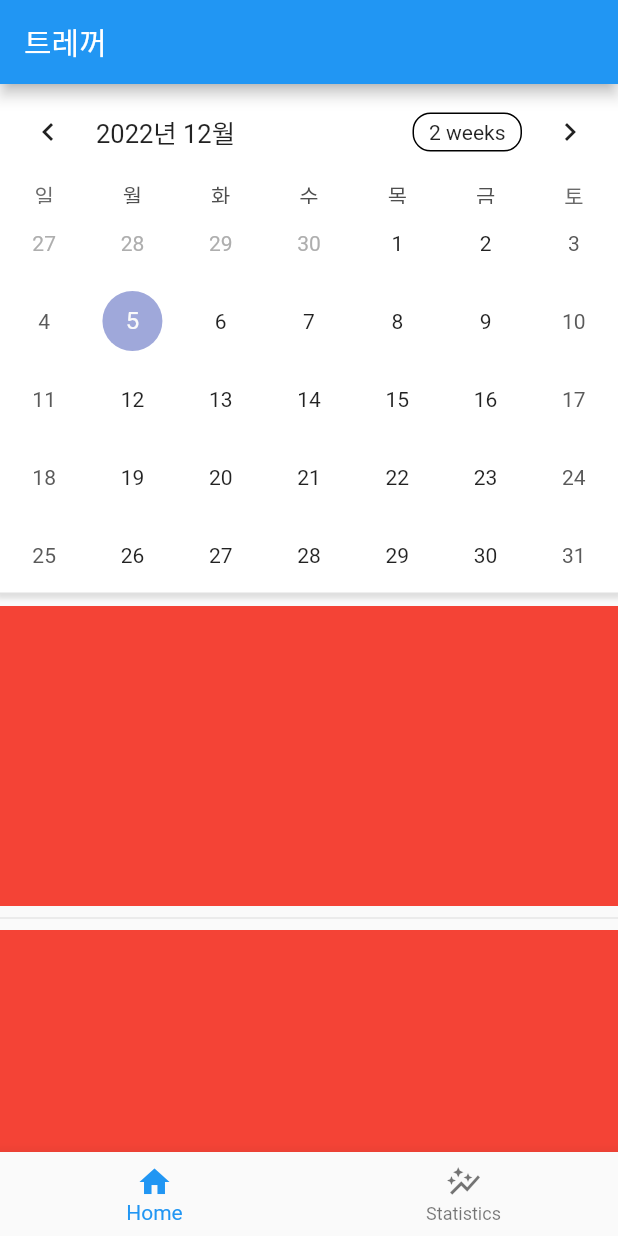
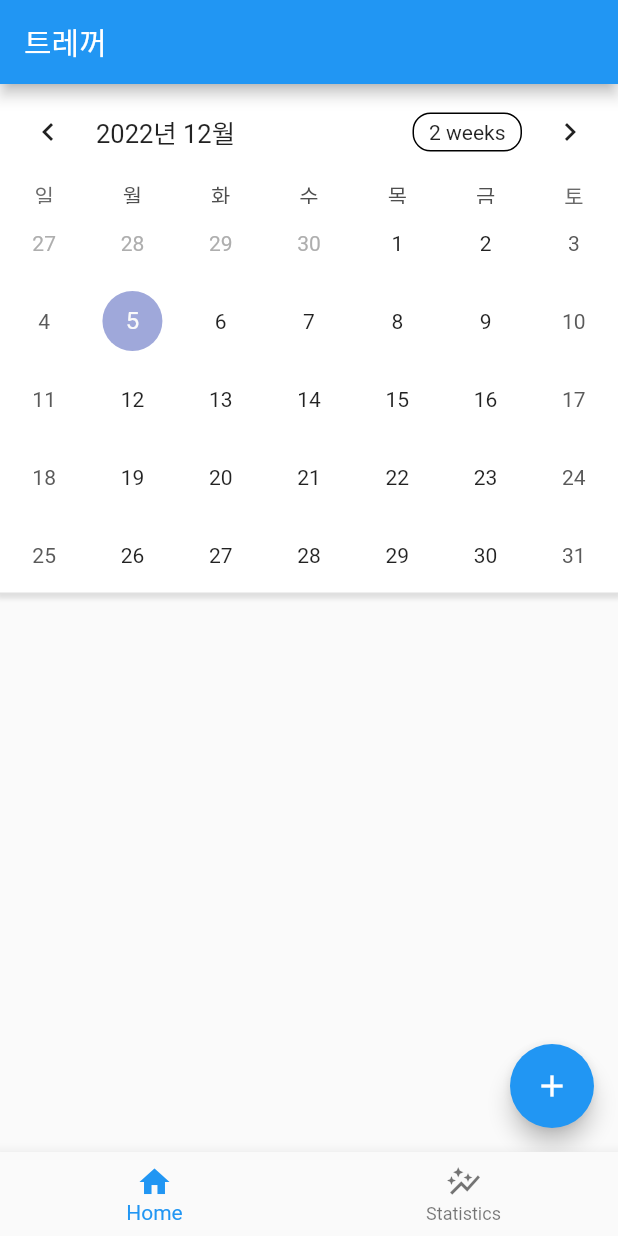
Before and after one commit to vagabondms/time_track, a Flutter app: the screen it shows after launch, on a phone screen of 412 x 824 dp. Run offline on Flutter 3.47's test engine with Material 2 defaults, Android fonts, the phone set to English and light mode, and no system bars; drawn by our look-alikes of table_calendar.

Commit message:
새 작업 생성 모달 생성

```diff
--- a/lib/screens/home_screen.dart
+++ b/lib/screens/home_screen.dart
@@ -1,7 +1,6 @@
 import 'package:flutter/material.dart';
 import 'package:table_calendar/table_calendar.dart';
-
-import '../widgets/custom_dismissible/custom_dismissible.dart';
+import 'package:time_tracking/screens/new_task_screen.dart';
 
 class HomeScreen extends StatefulWidget {
   const HomeScreen({Key? key}) : super(key: key);
@@ -22,8 +21,16 @@ class _HomeScreenState extends State<HomeScreen> {
   @override
   Widget build(BuildContext context) {
     return Scaffold(
-      body: Container(
-        child: Column(
+      floatingActionButton: FloatingActionButton(
+        onPressed: () {
+          showModalBottomSheet(
+            context: context,
+            builder: (context) => const NewTaskScreen(),
+          );
+        },
+        child: const Icon(Icons.add),
+      ),
+      body: Column(
         crossAxisAlignment: CrossAxisAlignment.stretch,
         children: [
           Container(
@@ -57,83 +64,10 @@ class _HomeScreenState extends State<HomeScreen> {
               padding: const EdgeInsets.symmetric(
                 vertical: 8,
               ),
-                child: Column(
-                  crossAxisAlignment: CrossAxisAlignment.stretch,
-                  children: [
-                    CustomDismissible(
-                      startPane: const ActionPane(
-                        children: [
-                          ActionPaneItem(
-                            child: Text('1'),
-                          ),
-                          ActionPaneItem(
-                            child: Text('2'),
-                          ),
-                        ],
-                      ),
-                      endPane: const ActionPane(
-                        children: [
-                          ActionPaneItem(
-                            child: Text('1'),
-                          ),
-                          ActionPaneItem(
-                            child: Text('2'),
-                          ),
-                        ],
-                      ),
-                      child: Container(
-                        height: 200,
-                        decoration: const BoxDecoration(
-                          color: Colors.red,
-                        ),
-                      ),
-                    ),
-                    const Divider(),
-                    Dismissible(
-                      key: UniqueKey(),
-                      background: Container(
-                        height: 200,
-                        decoration: const BoxDecoration(
-                          color: Colors.black,
-                        ),
-                      ),
-                      child: Container(
-                        height: 200,
-                        decoration: const BoxDecoration(
-                          color: Colors.red,
-                        ),
-                      ),
-                    ),
-                    Text('hi'),
-                    Text('hi'),
-                    Text('hi'),
-                    Text('hi'),
-                    Text('hi'),
-                    Text('hi'),
-                    Text('hi'),
-                    Text('hi'),
-                    Text('hi'),
-                    Text('hi'),
-                    Text('hi'),
-                    Text('hi'),
-                    Text('hi'),
-                    Text('hi'),
-                    Text('hi'),
-                    Text('hi'),
-                    Text('hi'),
-                    Text('hi'),
-                    Text('hi'),
-                    Text('hi'),
-                    Text('hi'),
-                    Text('hi'),
-                    Text('hi'),
-                  ],
-                ),
             ),
           )),
         ],
       ),
-      ),
     );
   }
 }
--- /dev/null
+++ b/lib/screens/new_task_screen.dart
@@ -0,0 +1,73 @@
+import 'package:flutter/material.dart';
+
+//** 필요정보
+// 1. task 명
+// 2. 반복 선택
+// 3. 기본 시간
+
+// db에 데이터를 저장해두고 완료한 것만 db에 완료 상태로 저장
+
+enum Repeat {
+  daily, // 0
+  weekly, // 1
+  weekends, // 2
+  weekdays, // 3
+  monthly, // 4
+}
+
+enum Day {
+  mon, // 0
+  tue, // 1
+  wed, // 2
+  thu, // 3
+  fri, // 4
+  sat, // 5
+  sun, // 6
+}
+
+class NewTaskScreen extends StatelessWidget {
+  const NewTaskScreen({Key? key}) : super(key: key);
+
+  @override
+  Widget build(BuildContext context) {
+    return SafeArea(
+      child: Padding(
+        padding: EdgeInsets.all(
+          30,
+        ),
+        child: Container(
+          child: Form(
+            child: Column(
+              children: [
+                TextFormField(),
+                DropdownButtonFormField(
+                    items: [
+                      DropdownMenuItem(
+                        value: 1,
+                        child: Text('hi'),
+                      ),
+                      DropdownMenuItem(
+                        value: 2,
+                        child: Text('hi'),
+                      ),
+                      DropdownMenuItem(
+                        value: 3,
+                        child: Text('hi'),
+                      ),
+                      DropdownMenuItem(
+                        value: 4,
+                        child: Text('hi'),
+                      ),
+                    ],
+                    onChanged: (value) {
+                      print(value);
+                    }),
+                TextFormField(),
+              ],
+            ),
+          ),
+        ),
+      ),
+    );
+  }
+}
--- a/lib/widgets/custom_dismissible/custom_dismissible.dart
+++ /dev/null
@@ -1,3 +0,0 @@
-export 'src/action.dart';
-export 'src/action_pane.dart';
-export 'src/dismissible.dart';
--- a/lib/widgets/custom_dismissible/src/action.dart
+++ /dev/null
@@ -1,37 +0,0 @@
-import 'package:flutter/material.dart';
-
-const _defaultFlex = 1;
-
-class ActionPaneItem extends StatelessWidget {
-  const ActionPaneItem({
-    Key? key,
-    required this.child,
-    this.color,
-    this.onTap,
-    this.padding,
-  }) : super(key: key);
-
-  final Widget child;
-  final Color? color;
-  final VoidCallback? onTap;
-  final EdgeInsets? padding;
-
-  @override
-  Widget build(BuildContext context) {
-    return Expanded(
-      flex: _defaultFlex,
-      child: SizedBox.expand(
-        child: OutlinedButton(
-          onPressed: onTap,
-          style: OutlinedButton.styleFrom(
-            padding: padding,
-            backgroundColor: color,
-            shape: const BeveledRectangleBorder(),
-            side: BorderSide.none,
-          ),
-          child: child,
-        ),
-      ),
-    );
-  }
-}
--- a/lib/widgets/custom_dismissible/src/action_pane.dart
+++ /dev/null
@@ -1,70 +0,0 @@
-import 'package:flutter/material.dart';
-
-import 'action.dart';
-
-class ActionPaneConfig {
-  ActionPaneConfig({
-    required this.alignment,
-  });
-
-  final Alignment alignment;
-}
-
-class ActionPaneConfiguration extends InheritedWidget {
-  const ActionPaneConfiguration({
-    Key? key,
-    required Widget child,
-    required this.configure,
-  }) : super(key: key, child: child);
-
-  final ActionPaneConfig configure;
-
-  static ActionPaneConfig of(BuildContext context) {
-    final ActionPaneConfiguration? result =
-        context.dependOnInheritedWidgetOfExactType<ActionPaneConfiguration>();
-    assert(result != null, 'No ActionPaneConfiguration found in context');
-    return result!.configure;
-  }
-
-  @override
-  bool updateShouldNotify(ActionPaneConfiguration oldWidget) {
-    return configure != oldWidget.configure;
-  }
-}
-
-enum PaneAlignment {
-  left,
-  right,
-}
-
-class ActionPane extends StatefulWidget {
-  final List<ActionPaneItem> children;
-  final double extentRatio;
-
-  const ActionPane({
-    Key? key,
-    required this.children,
-    this.extentRatio = 0.5,
-  }) : super(key: key);
-
-  @override
-  State<ActionPane> createState() => _ActionPaneState();
-}
-
-class _ActionPaneState extends State<ActionPane> {
-  @override
-  Widget build(BuildContext context) {
-    final actionPaneConfig = ActionPaneConfiguration.of(context);
-
-    final factor = widget.extentRatio;
-    return FractionallySizedBox(
-      alignment: actionPaneConfig.alignment,
-      widthFactor: factor,
-      heightFactor: null,
-      child: Flex(
-        direction: Axis.horizontal,
-        children: widget.children,
-      ),
-    );
-  }
-}
--- a/lib/widgets/custom_dismissible/src/controller.dart
+++ /dev/null
@@ -1,86 +0,0 @@
-import 'package:flutter/material.dart';
-
-import 'action_pane.dart';
-
-const Duration _defaultDuration = Duration(milliseconds: 300);
-
-enum Direction {
-  left,
-  none,
-  right,
-}
-
-enum ActionPaneType {
-  start,
-  end,
-}
-
-class CustomDismissibleController {
-  CustomDismissibleController(TickerProvider vsync)
-      : _animationController =
-            AnimationController(vsync: vsync, duration: _defaultDuration);
-
-  final AnimationController _animationController;
-
-  Animation<double> get animation => _animationController.view;
-
-  double get ratio => _animationController.value;
-  set ratio(double ratio) {
-    _animationController.value = ratio;
-  }
-
-  bool _startPaneActivated = false;
-  double _startPaneExtendRatio = 0;
-  void activateStartPane(ActionPane? actionPane) {
-    if (actionPane != null) {
-      _startPaneActivated = true;
-      _startPaneExtendRatio = actionPane.extentRatio;
-    }
-  }
-
-  bool _endPaneActivated = false;
-  double _endPaneExtendRatio = 0;
-  void activateEndPane(ActionPane? actionPane) {
-    if (actionPane != null) {
-      _endPaneActivated = true;
-      _endPaneExtendRatio = actionPane.extentRatio;
-    }
-  }
-
-  ValueNotifier<double> direction = ValueNotifier(0);
-  void updateDirection(double direction) {
-    if (direction != this.direction.value) {
-      final int sign = direction.toInt();
-
-      if (sign == -1 && _endPaneActivated) {
-        this.direction.value = direction;
-        _actionPaneType.value = ActionPaneType.end;
-        return;
-      }
-
-      if (sign == 1 && _startPaneActivated) {
-        this.direction.value = direction;
-        _actionPaneType.value = ActionPaneType.start;
-        return;
-      }
-    }
-  }
-
-  final ValueNotifier<ActionPaneType> _actionPaneType =
-      ValueNotifier(ActionPaneType.start);
-  ValueNotifier<ActionPaneType> get actionPaneType => _actionPaneType;
-
-  void openStartActionPane() {}
-
-  void closeStartActionPane() {}
-
-  void openEndActionPane() {}
-
-  void closeEndActionPane() {}
-
-  void close() async {
-    await _animationController.reverse();
-    direction.value = 0;
-    ratio = 0;
-  }
-}
--- a/lib/widgets/custom_dismissible/src/dismissible.dart
+++ /dev/null
@@ -1,91 +0,0 @@
-import 'package:flutter/material.dart';
-import 'package:time_tracking/widgets/custom_dismissible/custom_dismissible.dart';
-import 'package:time_tracking/widgets/custom_dismissible/src/dismissible_slider.dart';
-
-import 'action_pane.dart';
-import 'controller.dart';
-import 'dismissible_gesture_detector.dart';
-
-class CustomDismissible extends StatefulWidget {
-  final Widget child;
-  final ActionPane? startPane;
-  final ActionPane? endPane;
-
-  const CustomDismissible({
-    Key? key,
-    required this.child,
-    this.startPane,
-    this.endPane,
-  }) : super(key: key);
-
-  @override
-  State<CustomDismissible> createState() => _CustomDismissibleState();
-}
-
-class _CustomDismissibleState extends State<CustomDismissible>
-    with SingleTickerProviderStateMixin {
-  late final CustomDismissibleController _controller;
-  late Animation<Offset> moveAnimation;
-
-  @override
-  void initState() {
-    super.initState();
-    _controller = CustomDismissibleController(this)
-      ..activateStartPane(startPane)
-      ..activateEndPane(endPane);
-  }
-
-  ActionPane? get startPane => widget.startPane;
-  ActionPane? get endPane => widget.endPane;
-  ActionPane? get actionPane {
-    switch (_controller.actionPaneType.value) {
-      case ActionPaneType.start:
-        return startPane;
-      case ActionPaneType.end:
-        return endPane;
-      default:
-        return null;
-    }
-  }
-
-  @override
-  Widget build(BuildContext context) {
-    return DismissibleGestureDetector(
-      controller: _controller,
-      child: ClipRect(
-        child: AnimatedBuilder(
-          animation: _controller.actionPaneType,
-          builder: (context, Widget? child) {
-            return Stack(
-              children: [
-                //ActionPaneConfig
-                AnimatedBuilder(
-                    animation: _controller.direction,
-                    builder: (context, child) {
-                      final sign = _controller.direction.value.toDouble();
-                      final actionPaneAlignment = Alignment(-sign, 0);
-
-                      return ActionPaneConfiguration(
-                        configure: ActionPaneConfig(
-                          alignment: actionPaneAlignment,
-                        ),
-                        child: Positioned.fill(
-                          child: FractionallySizedBox(
-                            alignment: actionPaneAlignment,
-                            child: actionPane,
-                          ),
-                        ),
-                      );
-                    }),
-                DismissibleSlider(
-                  controller: _controller,
-                  child: widget.child,
-                ),
-              ],
-            );
-          },
-        ),
-      ),
-    );
-  }
-}
--- a/lib/widgets/custom_dismissible/src/dismissible_gesture_detector.dart
+++ /dev/null
@@ -1,51 +0,0 @@
-import 'package:flutter/material.dart';
-import 'package:time_tracking/widgets/custom_dismissible/src/controller.dart';
-
-class DismissibleGestureDetector extends StatefulWidget {
-  const DismissibleGestureDetector({
-    Key? key,
-    required this.child,
-    required this.controller,
-  }) : super(key: key);
-
-  final Widget? child;
-
-  final CustomDismissibleController controller;
-
-  @override
-  State<DismissibleGestureDetector> createState() =>
-      _DismissibleGestureDetectorState();
-}
-
-class _DismissibleGestureDetectorState
-    extends State<DismissibleGestureDetector> {
-  double dragExtent = 0;
-
-  double get overallDragAxisExtent {
-    final Size? size = context.size;
-    return size!.width;
-  }
-
-  void _handleDragStart(DragStartDetails details) {}
-
-  void _handleDragUpdate(DragUpdateDetails details) {
-    dragExtent += details.primaryDelta!;
-    widget.controller.updateDirection(dragExtent.sign);
-    widget.controller.ratio = dragExtent.abs() / overallDragAxisExtent;
-  }
-
-  void _handleDragEnd(DragEndDetails details) {
-    widget.controller.close();
-    dragExtent = 0;
-  }
-
-  @override
-  Widget build(BuildContext context) {
-    return GestureDetector(
-      onHorizontalDragStart: _handleDragStart,
-      onHorizontalDragUpdate: _handleDragUpdate,
-      onHorizontalDragEnd: _handleDragEnd,
-      child: widget.child,
-    );
-  }
-}
--- a/lib/widgets/custom_dismissible/src/dismissible_slider.dart
+++ /dev/null
@@ -1,38 +0,0 @@
-import 'package:flutter/material.dart';
-import 'package:time_tracking/widgets/custom_dismissible/src/controller.dart';
-
-class DismissibleSlider extends StatefulWidget {
-  const DismissibleSlider({
-    Key? key,
-    required this.controller,
-    required this.child,
-  }) : super(key: key);
-
-  final Widget child;
-  final CustomDismissibleController controller;
-
-  @override
-  State<DismissibleSlider> createState() => _DismissibleSliderState();
-}
-
-class _DismissibleSliderState extends State<DismissibleSlider> {
-  late Animation<Offset> moveAnimation;
-
-  late Animation<Offset> animation;
-
-  @override
-  Widget build(BuildContext context) {
-    return AnimatedBuilder(
-      animation: widget.controller.direction,
-      builder: (BuildContext context, Widget? child) {
-        return SlideTransition(
-          position: Tween<Offset>(
-            begin: const Offset(0, 0),
-            end: Offset(widget.controller.direction.value, 0),
-          ).animate(widget.controller.animation),
-          child: widget.child,
-        );
-      },
-    );
-  }
-}
```
Lines whose indentation alone changed are shown as unchanged.
